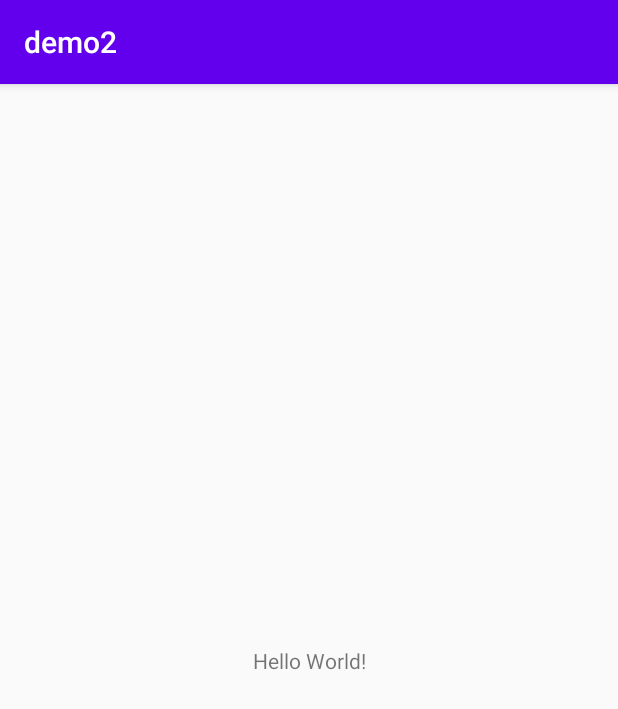
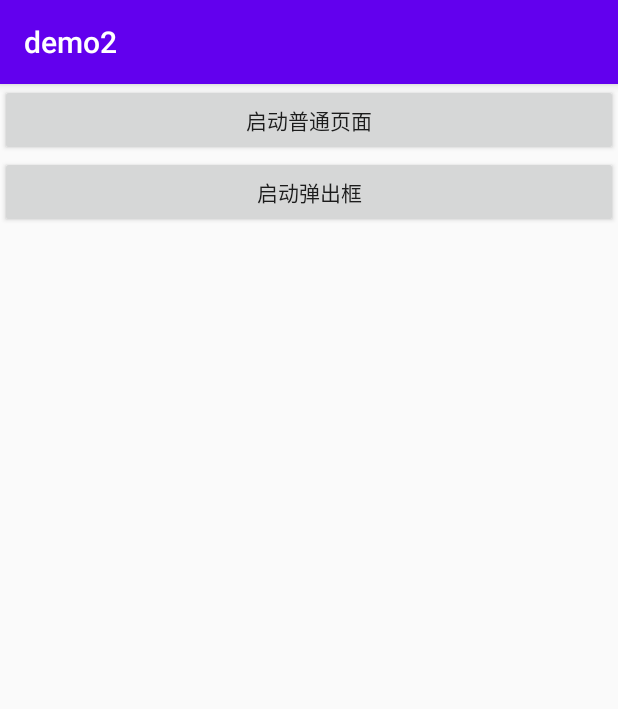
Before and after one commit to mdddj/my_native_android_demo, an Android app: the screen it shows after launch (MainActivity), on a phone screen of 412 x 824 dp. Shown: the top 709 px of the screen. Run offline under Robolectric (Android 15) with nearby library versions, the phone set to English and light mode, and no system bars.

Commit message:
生命周期

```diff
--- a/demo2/app/src/main/AndroidManifest.xml
+++ b/demo2/app/src/main/AndroidManifest.xml
@@ -9,6 +9,10 @@
         android:roundIcon="@mipmap/ic_launcher_round"
         android:supportsRtl="true"
         android:theme="@style/AppTheme">
+        <activity android:name=".DialogActivity" android:theme="@style/Theme.AppCompat.Dialog">
+        </activity>
+        <activity android:name=".NormalActivity">
+        </activity>
         <activity android:name=".MainActivity">
             <intent-filter>
                 <action android:name="android.intent.action.MAIN" />
--- a/demo2/app/src/main/java/shop/itbug/demo2/MainActivity.kt
+++ b/demo2/app/src/main/java/shop/itbug/demo2/MainActivity.kt
@@ -1,11 +1,56 @@
 package shop.itbug.demo2
 
+import android.content.Intent
 import androidx.appcompat.app.AppCompatActivity
 import android.os.Bundle
+import android.util.Log
+import kotlinx.android.synthetic.main.activity_main.*
 
 class MainActivity : AppCompatActivity() {
+
+    private val tag = "MainActivity"
+
     override fun onCreate(savedInstanceState: Bundle?) {
         super.onCreate(savedInstanceState)
         setContentView(R.layout.activity_main)
+        Log.d(tag,"on create...")
+        startNormalActivity.setOnClickListener{
+            val intent = Intent(this,NormalActivity::class.java)
+            startActivity(intent)
+        }
+        startDialogActivity.setOnClickListener{
+            val intent = Intent(this,DialogActivity::class.java)
+            startActivity(intent)
+        }
+    }
+
+    override fun onStart() {
+        super.onStart()
+        Log.d(tag,"on start...")
+    }
+
+    override fun onResume() {
+        super.onResume()
+        Log.d(tag,"on resume...")
+    }
+
+    override fun onPause() {
+        super.onPause()
+        Log.d(tag,"on pause...")
+    }
+
+    override fun onStop() {
+        super.onStop()
+        Log.d(tag,"on stop...")
+    }
+
+    override fun onDestroy() {
+        super.onDestroy()
+        Log.d(tag,"on destory...")
+    }
+
+    override fun onRestart() {
+        super.onRestart()
+        Log.d(tag,"on restart...")
     }
 }
--- a/demo2/app/src/main/res/layout/activity_main.xml
+++ b/demo2/app/src/main/res/layout/activity_main.xml
@@ -1,18 +1,15 @@
 <?xml version="1.0" encoding="utf-8"?>
-<androidx.constraintlayout.widget.ConstraintLayout xmlns:android="http://schemas.android.com/apk/res/android"
-    xmlns:app="http://schemas.android.com/apk/res-auto"
-    xmlns:tools="http://schemas.android.com/tools"
+<LinearLayout xmlns:android="http://schemas.android.com/apk/res/android"
+    android:orientation="vertical"
     android:layout_width="match_parent"
-    android:layout_height="match_parent"
-    tools:context=".MainActivity">
+    android:layout_height="match_parent">
 
-    <TextView
-        android:layout_width="wrap_content"
-        android:layout_height="wrap_content"
-        android:text="Hello World!"
-        app:layout_constraintBottom_toBottomOf="parent"
-        app:layout_constraintLeft_toLeftOf="parent"
-        app:layout_constraintRight_toRightOf="parent"
-        app:layout_constraintTop_toTopOf="parent" />
+    <Button
+        android:layout_width="match_parent"
+        android:layout_height="wrap_content" android:id="@+id/startNormalActivity" android:text="启动普通页面" />
 
-</androidx.constraintlayout.widget.ConstraintLayout>
+    <Button
+        android:layout_width="match_parent"
+        android:layout_height="wrap_content" android:id="@+id/startDialogActivity" android:text="启动弹出框" />
+
+</LinearLayout>
```
Also changed, not shown: demo2/app/src/main/java/shop/itbug/demo2/DialogActivity.kt (added, +11 -0 lines), demo2/app/src/main/java/shop/itbug/demo2/NormalActivity.kt (added, +11 -0 lines), demo2/app/src/main/res/layout/activity_dialog.xml (added, +12 -0 lines), demo2/app/src/main/res/layout/activity_normal.xml (added, +12 -0 lines).
